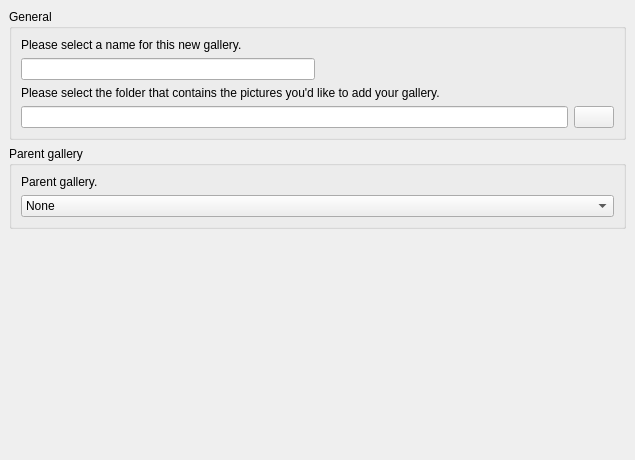
First picture: the form in trunk/src/widgets/wizard/selectionpage.ui, repository BackupTheBerlios/galerist-svn, before the edit.
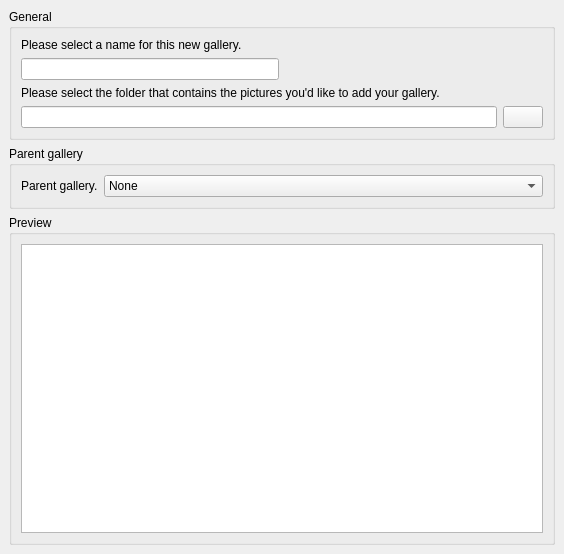
Second picture: the form after the edit. Icons and pictures are not drawn. Custom widgets are drawn as their Qt base class.

Commit message: Added preview list to wizard. Made some starting work on the new context menu ...

```diff
--- a/trunk/src/widgets/wizard/selectionpage.ui
+++ b/trunk/src/widgets/wizard/selectionpage.ui
@@ -5,8 +5,8 @@
    <rect>
     <x>0</x>
     <y>0</y>
-    <width>635</width>
-    <height>460</height>
+    <width>564</width>
+    <height>554</height>
    </rect>
   </property>
   <property name="windowTitle" >
@@ -37,33 +37,6 @@
       <string>Parent gallery</string>
      </property>
      <layout class="QGridLayout" >
-      <property name="leftMargin" >
-       <number>9</number>
-      </property>
-      <property name="topMargin" >
-       <number>9</number>
-      </property>
-      <property name="rightMargin" >
-       <number>9</number>
-      </property>
-      <property name="bottomMargin" >
-       <number>9</number>
-      </property>
-      <property name="horizontalSpacing" >
-       <number>6</number>
-      </property>
-      <property name="verticalSpacing" >
-       <number>6</number>
-      </property>
-      <item row="1" column="0" colspan="2" >
-       <widget class="QComboBox" name="parentBox" >
-        <item>
-         <property name="text" >
-          <string>None</string>
-         </property>
-        </item>
-       </widget>
-      </item>
       <item row="0" column="0" >
        <widget class="QLabel" name="label_3" >
         <property name="sizePolicy" >
@@ -77,40 +50,60 @@
         </property>
        </widget>
       </item>
+      <item row="0" column="1" >
+       <widget class="QComboBox" name="parentBox" >
+        <item>
+         <property name="text" >
+          <string>None</string>
+         </property>
+        </item>
+       </widget>
+      </item>
      </layout>
     </widget>
    </item>
-   <item row="3" column="0" >
-    <widget class="QLabel" name="messageLabel" >
-     <property name="text" >
-      <string/>
-     </property>
-    </widget>
-   </item>
    <item row="0" column="0" >
     <widget class="QGroupBox" name="groupBox_3" >
      <property name="title" >
       <string>General</string>
      </property>
      <layout class="QGridLayout" >
-      <property name="leftMargin" >
-       <number>9</number>
-      </property>
-      <property name="topMargin" >
-       <number>9</number>
-      </property>
-      <property name="rightMargin" >
-       <number>9</number>
-      </property>
-      <property name="bottomMargin" >
-       <number>9</number>
-      </property>
-      <property name="horizontalSpacing" >
-       <number>6</number>
-      </property>
-      <property name="verticalSpacing" >
-       <number>6</number>
-      </property>
+      <item row="0" column="0" colspan="2" >
+       <widget class="QLabel" name="label" >
+        <property name="text" >
+         <string>Please select a name for this new gallery.</string>
+        </property>
+        <property name="buddy" >
+         <cstring>nameEdit</cstring>
+        </property>
+       </widget>
+      </item>
+      <item row="1" column="0" >
+       <widget class="GWidgets::LineEdit" name="nameEdit" />
+      </item>
+      <item row="1" column="1" >
+       <spacer>
+        <property name="orientation" >
+         <enum>Qt::Horizontal</enum>
+        </property>
+        <property name="sizeHint" >
+         <size>
+          <width>50</width>
+          <height>20</height>
+         </size>
+        </property>
+       </spacer>
+      </item>
+      <item row="2" column="0" colspan="2" >
+       <widget class="QLabel" name="label_2" >
+        <property name="text" >
+         <string>Please select the folder that contains the pictures you'd like to add your gallery.</string>
+        </property>
+        <property name="buddy" >
+         <cstring>imagesEdit</cstring>
+        </property>
+       </widget>
+      </item>
       <item row="3" column="0" colspan="2" >
        <layout class="QHBoxLayout" >
         <property name="spacing" >
@@ -143,58 +136,40 @@
         </item>
        </layout>
       </item>
-      <item row="2" column="0" colspan="2" >
-       <widget class="QLabel" name="label_2" >
-        <property name="text" >
-         <string>Please select the folder that contains the pictures you'd like to add your gallery.</string>
+     </layout>
+    </widget>
+   </item>
+   <item row="3" column="0" >
+    <widget class="QGroupBox" name="groupBox_2" >
+     <property name="title" >
+      <string>Preview</string>
+     </property>
+     <layout class="QGridLayout" >
+      <item row="0" column="0" >
+       <widget class="QListWidget" name="previewList" >
+        <property name="editTriggers" >
+         <set>QAbstractItemView::NoEditTriggers</set>
         </property>
-        <property name="buddy" >
-         <cstring>imagesEdit</cstring>
+        <property name="selectionMode" >
+         <enum>QAbstractItemView::NoSelection</enum>
         </property>
-       </widget>
-      </item>
-      <item row="1" column="1" >
-       <spacer>
-        <property name="orientation" >
-         <enum>Qt::Horizontal</enum>
-        </property>
-        <property name="sizeHint" >
+        <property name="iconSize" >
          <size>
-          <width>50</width>
-          <height>20</height>
+          <width>128</width>
+          <height>128</height>
          </size>
         </property>
-       </spacer>
-      </item>
-      <item row="1" column="0" >
-       <widget class="GWidgets::LineEdit" name="nameEdit" />
-      </item>
-      <item row="0" column="0" colspan="2" >
-       <widget class="QLabel" name="label" >
-        <property name="text" >
-         <string>Please select a name for this new gallery.</string>
+        <property name="isWrapping" stdset="0" >
+         <bool>true</bool>
         </property>
-        <property name="buddy" >
-         <cstring>nameEdit</cstring>
+        <property name="viewMode" >
+         <enum>QListView::IconMode</enum>
         </property>
        </widget>
       </item>
      </layout>
     </widget>
    </item>
-   <item row="5" column="0" >
-    <spacer>
-     <property name="orientation" >
-      <enum>Qt::Vertical</enum>
-     </property>
-     <property name="sizeHint" >
-      <size>
-       <width>20</width>
-       <height>40</height>
-      </size>
-     </property>
-    </spacer>
-   </item>
   </layout>
  </widget>
  <customwidgets>
```
The commit also changes 7 other files.
